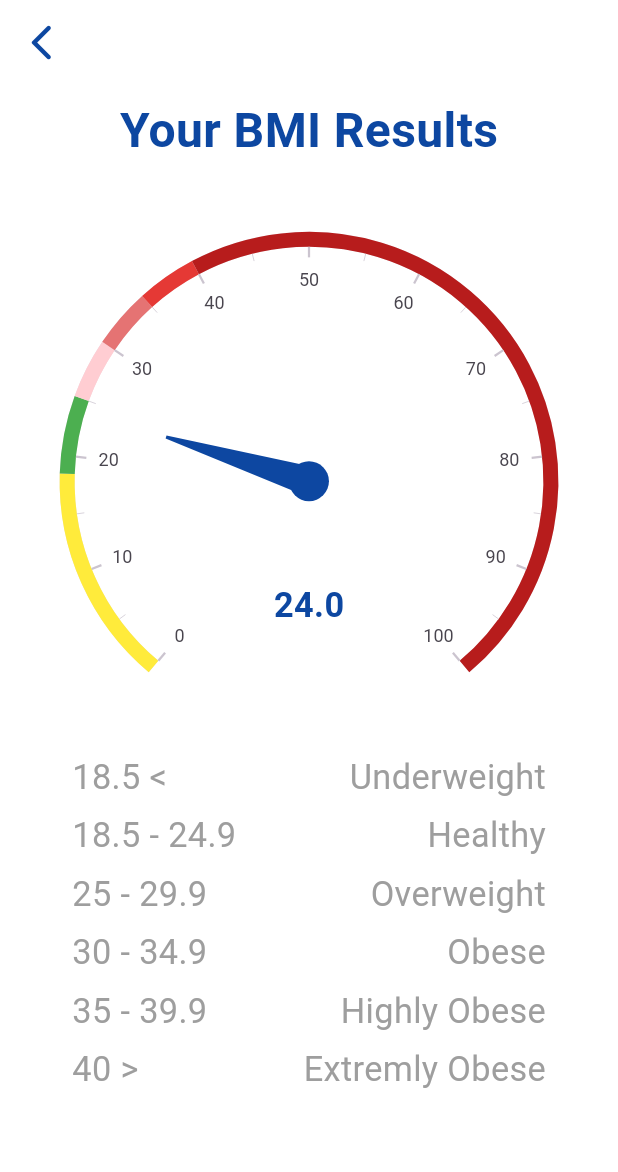
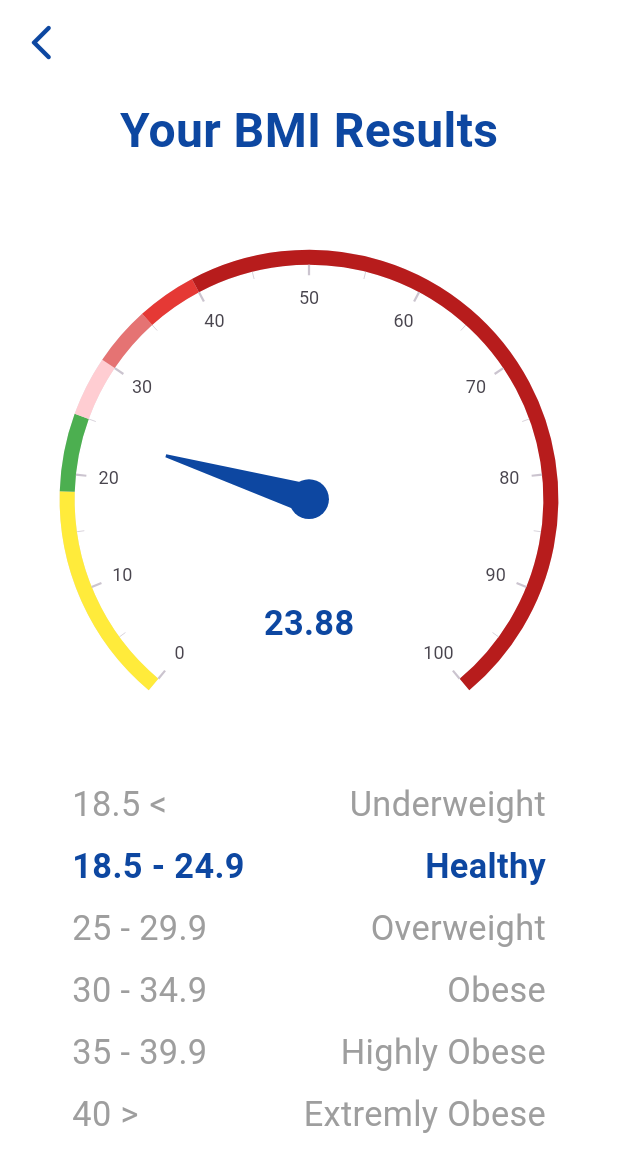
Before and after one commit to Habeba-Elhosary/BMI-Calculator, a Flutter app: the screen it shows after launch, after a tap on "Calculate", on a phone screen of 412 x 824 dp. Shown: the top 1172 px of the screen. Run offline on Flutter 3.47's test engine with Material 3 defaults, Android fonts, the phone set to English and light mode, and no system bars; drawn by our look-alikes of syncfusion_flutter_gauges; our stand-ins replace flutter_screenutil, google_fonts, syncfusion_flutter_sliders, toggle_switch; missing offline and left inert: syncfusion_flutter_core.

Commit message:
Finished Logic

```diff
--- a/lib/Widgets/gauge.dart
+++ b/lib/Widgets/gauge.dart
@@ -10,11 +10,12 @@ class GaugeWidget extends StatelessWidget {
   @override
   Widget build(BuildContext context) {
     return SfRadialGauge(
-      // enableLoadingAnimation: true,
+      enableLoadingAnimation: true,
       axes: <RadialAxis>[
         RadialAxis(minimum: 0, maximum: 100, ranges: <GaugeRange>[
           GaugeRange(startValue: 0, endValue: 18.5, color: Colors.yellow),
-          GaugeRange(startValue: 18.5, endValue: 25, color: Colors.green),
+          GaugeRange(
+              startValue: 18.5, endValue: 25, color: Colors.green.shade500),
           GaugeRange(startValue: 25, endValue: 30, color: Colors.red.shade100),
           GaugeRange(startValue: 30, endValue: 35, color: Colors.red.shade300),
           GaugeRange(startValue: 35, endValue: 40, color: Colors.red.shade600),
--- a/lib/Widgets/ranges.dart
+++ b/lib/Widgets/ranges.dart
@@ -1,99 +1,145 @@
-import 'package:bmi_calculator/constants/text_style.dart';
+// ignore_for_file: public_member_api_docs, sort_constructors_first
 import 'package:flutter/material.dart';
 import 'package:flutter_screenutil/flutter_screenutil.dart';
 
-class RangesWidget extends StatelessWidget {
-  const RangesWidget({super.key});
+import 'package:bmi_calculator/constants/text_style.dart';
 
+// ignore: must_be_immutable
+class RangesWidget extends StatefulWidget {
+  int selectedRow;
+  RangesWidget({
+    super.key,
+    required this.selectedRow,
+  });
+
+  @override
+  State<RangesWidget> createState() => _RangesWidgetState();
+}
+
+class _RangesWidgetState extends State<RangesWidget> {
   @override
   Widget build(BuildContext context) {
     return Padding(
       padding: EdgeInsets.symmetric(horizontal: 35.w),
       child: Column(
         children: [
-          Row(
-            children: [
-              Text(
-                "18.5 <",
-                style: TextStyles.bodyText,
-              ),
-              const Spacer(),
-              Text(
-                "Underweight",
-                style: TextStyles.bodyText,
-              )
-            ],
-          ),
-          SizedBox(height: 5.h),
-          Row(
-            children: [
-              Text(
-                "18.5 - 24.9",
-                style: TextStyles.bodyText,
-              ),
-              const Spacer(),
-              Text(
-                "Healthy",
-                style: TextStyles.bodyText,
-              )
-            ],
-          ),
-          SizedBox(height: 5.h),
-          Row(
-            children: [
-              Text(
-                "25 - 29.9",
-                style: TextStyles.bodyText,
-              ),
-              const Spacer(),
-              Text(
-                "Overweight",
-                style: TextStyles.bodyText,
-              )
-            ],
-          ),
-          SizedBox(height: 5.h),
-          Row(
-            children: [
-              Text(
-                "30 - 34.9",
-                style: TextStyles.bodyText,
-              ),
-              const Spacer(),
-              Text(
-                "Obese",
-                style: TextStyles.bodyText,
-              )
-            ],
-          ),
-          SizedBox(height: 5.h),
-          Row(
-            children: [
-              Text(
-                "35 - 39.9",
-                style: TextStyles.bodyText,
-              ),
-              const Spacer(),
-              Text(
-                "Highly Obese",
-                style: TextStyles.bodyText,
-              )
-            ],
-          ),
-          SizedBox(height: 5.h),
-          Row(
-            children: [
-              Text(
-                "40 >",
-                style: TextStyles.bodyText,
-              ),
-              const Spacer(),
-              Text(
-                "Extremly Obese",
-                style: TextStyles.bodyText,
-              )
-            ],
-          ),
+          buildSelectableRow(0, '18.5 <', 'Underweight'),
+          SizedBox(height: 7.h),
+          buildSelectableRow(1, '18.5 - 24.9', 'Healthy'),
+          SizedBox(height: 7.h),
+          buildSelectableRow(2, '25 - 29.9', 'Overweight'),
+          SizedBox(height: 7.h),
+          buildSelectableRow(3, '30 - 34.9', 'Obese'),
+          SizedBox(height: 7.h),
+          buildSelectableRow(4, '35 - 39.9', 'Highly Obese'),
+          SizedBox(height: 7.h),
+          buildSelectableRow(5, '40 >', 'Extremly Obese'),
+          // Row(
+          //   children: [
+          //     Text(
+          //       "18.5 <",
+          //       style: TextStyles.bodyText,
+          //     ),
+          //     const Spacer(),
+          //     Text(
+          //       "Underweight",
+          //       style: TextStyles.bodyText,
+          //     )
+          //   ],
+          // ),
+          // SizedBox(height: 5.h),
+          // Row(
+          //   children: [
+          //     Text(
+          //       "18.5 - 24.9",
+          //       style: TextStyles.bodyText,
+          //     ),
+          //     const Spacer(),
+          //     Text(
+          //       "Healthy",
+          //       style: TextStyles.bodyText,
+          //     )
+          //   ],
+          // ),
+          // SizedBox(height: 5.h),
+          // Row(
+          //   children: [
+          //     Text(
+          //       "25 - 29.9",
+          //       style: TextStyles.bodyText,
+          //     ),
+          //     const Spacer(),
+          //     Text(
+          //       "Overweight",
+          //       style: TextStyles.bodyText,
+          //     )
+          //   ],
+          // ),
+          // SizedBox(height: 5.h),
+          // Row(
+          //   children: [
+          //     Text(
+          //       "30 - 34.9",
+          //       style: TextStyles.bodyText,
+          //     ),
+          //     const Spacer(),
+          //     Text(
+          //       "Obese",
+          //       style: TextStyles.bodyText,
+          //     )
+          //   ],
+          // ),
+          // SizedBox(height: 5.h),
+          // Row(
+          //   children: [
+          //     Text(
+          //       "35 - 39.9",
+          //       style: TextStyles.bodyText,
+          //     ),
+          //     const Spacer(),
+          //     Text(
+          //       "Highly Obese",
+          //       style: TextStyles.bodyText,
+          //     )
+          //   ],
+          // ),
+          // SizedBox(height: 5.h),
+          // Row(
+          // children: [
+          //   Text(
+          //     "40 >",
+          //     style: TextStyles.bodyText,
+          //   ),
+          //   const Spacer(),
+          //   Text(
+          //     "Extremly Obese",
+          //     style: TextStyles.bodyText,
+          //   )
+          //   ],
+          // ),
+        ],
+      ),
+    );
+  }
+
+//**************************************************************************************************
+
+  Widget buildSelectableRow(int index, String leftText, String rightText) {
+    bool isSelected = widget.selectedRow == index;
+
+    return InkWell(
+      onTap: () {
+        setState(() {
+          widget.selectedRow = isSelected ? -1 : index;
+        });
+      },
+      child: Row(
+        children: [
+          Text(leftText,
+              style: isSelected ? TextStyles.headLine2 : TextStyles.bodyText),
+          const Spacer(),
+          Text(rightText,
+              style: isSelected ? TextStyles.headLine2 : TextStyles.bodyText),
         ],
       ),
     );
--- a/lib/Widgets/slider.dart
+++ b/lib/Widgets/slider.dart
@@ -1,10 +1,8 @@
 import 'package:bmi_calculator/constants/text_style.dart';
 import 'package:flutter_screenutil/flutter_screenutil.dart';
 import "package:syncfusion_flutter_sliders/sliders.dart";
-import 'package:flutter/foundation.dart';
 import 'package:flutter/material.dart';
 import 'package:syncfusion_flutter_core/theme.dart';
-
 import 'package:bmi_calculator/constants/colors.dart';
 
 // ignore: must_be_immutable
@@ -13,7 +11,8 @@ class SFSliderWidget extends StatefulWidget {
   final String unit;
   final int minValue;
   final int maxValue;
-  int measuredValue;
+  double measuredValue;
+  final void Function(dynamic) onChangedFunction;
   SFSliderWidget({
     super.key,
     required this.minValue,
@@ -21,6 +20,7 @@ class SFSliderWidget extends StatefulWidget {
     required this.measuredValue,
     required this.title,
     required this.unit,
+    required this.onChangedFunction,
   });
 
   @override
@@ -42,7 +42,7 @@ class _SFSliderWidgetState extends State<SFSliderWidget> {
                 style: TextStyles.bodyText,
               ),
               Text(
-                "${widget.measuredValue} ",
+                "${widget.measuredValue.toInt()} ",
                 style: TextStyles.headLine,
               ),
               Text(
@@ -66,14 +66,7 @@ class _SFSliderWidgetState extends State<SFSliderWidget> {
               min: widget.minValue,
               max: widget.maxValue,
               value: widget.measuredValue,
-              onChanged: (value) {
-                setState(() {
-                  widget.measuredValue = value.toInt();
-                });
-                if (kDebugMode) {
-                  print(widget.measuredValue);
-                }
-              },
+              onChanged: widget.onChangedFunction,
               showTicks: true,
               showLabels: true,
               interval: 10,
--- a/lib/logic/bmi_brain.dart
+++ b/lib/logic/bmi_brain.dart
@@ -1,41 +1,30 @@
 import 'dart:math';
 
 class Calculation {
-  final int height;
-  final int weight;
+  final double height;
+  final double weight;
   Calculation({required this.height, required this.weight});
 
   double result() {
-    var res = (weight / pow(height / 100, 2));
-    return res.roundToDouble();
+    double res =
+        double.parse((weight / pow(height / 100, 2)).toStringAsFixed(2));
+    return res;
   }
 
-  // String getText() {
-  //   if (_bmi >= 25) {
-  //     return 'OVERWEIGHT';
-  //   } else if (_bmi > 18.5) {
-  //     return 'NORMAL';
-  //   } else {
-  //     return 'UNDERWEIGHT';
-  //   }
-  // }
-  // Color _textColor = Color(0xFF24D876);
-
-  // String getAdvise() {
-  //   if (_bmi >= 25) {
-  //     return 'You have a more than normal body weight.\n Try to do more Exercise';
-  //   } else if (_bmi > 18.5) {
-  //     return 'You have a normal body weight.\nGood job!';
-  //   } else {
-  //     return 'You have a lower than normal body weight.\n Try to eat more';
-  //   }
-  // }
-
-  // Color getTextColor() {
-  //   if (_bmi >= 25 || _bmi <= 18.5) {
-  //     return Colors.deepOrangeAccent;
-  //   } else {
-  //     return Color(0xFF24D876);
-  //   }
-  // }
+  int getTextColor() {
+    if (result() >= 0 && result() < 18.5) {
+      return 0;
+    } else if (result() >= 18.5 && result() <= 24.9) {
+      return 1;
+    } else if (result() >= 25 && result() <= 29.9) {
+      return 2;
+    } else if (result() >= 30 && result() <= 34.9) {
+      return 3;
+    } else if (result() >= 35 && result() <= 39.9) {
+      return 4;
+    } else if (result() >= 40 && result() <= 100) {
+      return 5;
+    }
+    return -1;
+  }
 }
--- a/lib/view/home_screen.dart
+++ b/lib/view/home_screen.dart
@@ -8,13 +8,20 @@ import 'package:flutter/cupertino.dart';
 import 'package:flutter/material.dart';
 import 'package:flutter_screenutil/flutter_screenutil.dart';
 
-class HomeScreen extends StatelessWidget {
+class HomeScreen extends StatefulWidget {
   const HomeScreen({super.key});
 
   @override
+  // ignore: library_private_types_in_public_api
+  _HomeScreenState createState() => _HomeScreenState();
+}
+
+class _HomeScreenState extends State<HomeScreen> {
+  double height = 165;
+  double weight = 65;
+
+  @override
   Widget build(BuildContext context) {
-    int height = 165;
-    int weight = 65;
     return Scaffold(
       appBar: AppBar(),
       body: SingleChildScrollView(
@@ -35,15 +42,24 @@ class HomeScreen extends StatelessWidget {
                   title: 'Height',
                   unit: 'CM',
                   measuredValue: height,
+                  onChangedFunction: (value) {
+                    setState(() {
+                      height = value;
+                    });
+                  },
                 ),
                 SizedBox(height: 50.h),
-                //
                 SFSliderWidget(
                   minValue: 40,
                   maxValue: 130,
                   title: 'Weight',
                   unit: 'KG',
                   measuredValue: weight,
+                  onChangedFunction: (value) {
+                    setState(() {
+                      weight = value;
+                    });
+                  },
                 ),
                 SizedBox(height: 100.h),
                 InkWell(
@@ -53,22 +69,23 @@ class HomeScreen extends StatelessWidget {
                     Navigator.push(
                       context,
                       CupertinoPageRoute(
-                          builder: (context) => ResultsScreen(
-                                result: calc.result(),
-                              )),
+                        builder: (context) => ResultsScreen(
+                          result: calc.result(), indexOfRow: calc.getTextColor(),
+                        ),
+                      ),
                     );
-                    print("الطوولللل${calc.height}");
-                    print("الوزززن${calc.weight}");
-                    print("${calc.result()}الحقونااااااي");
                   },
                   child: Container(
                     padding: const EdgeInsets.symmetric(
                         horizontal: 60, vertical: 10),
                     decoration: BoxDecoration(
-                        color: MyColors.myBlue,
-                        borderRadius: BorderRadius.circular(20.r)),
-                    child: Text("Calculate",
-                        style: TextStyles.whiting(TextStyles.bodyText)),
+                      color: MyColors.myBlue,
+                      borderRadius: BorderRadius.circular(20.r),
+                    ),
+                    child: Text(
+                      "Calculate",
+                      style: TextStyles.whiting(TextStyles.bodyText),
+                    ),
                   ),
                 ),
               ],
--- a/lib/view/results_screen.dart
+++ b/lib/view/results_screen.dart
@@ -7,7 +7,9 @@ import 'package:flutter_screenutil/flutter_screenutil.dart';
 
 class ResultsScreen extends StatelessWidget {
   final double result;
-  const ResultsScreen({super.key, required this.result});
+  final int indexOfRow;
+  const ResultsScreen(
+      {super.key, required this.result, required this.indexOfRow});
 
   @override
   Widget build(BuildContext context) {
@@ -36,10 +38,10 @@ class ResultsScreen extends StatelessWidget {
                   "Your BMI Results",
                   style: TextStyles.headLine,
                 ),
-                SizedBox(height: 30.h),
+                SizedBox(height: 40.h),
                 GaugeWidget(bmiVal: result),
-                SizedBox(height: 5.h),
-                const RangesWidget(),
+                SizedBox(height: 10.h),
+                RangesWidget(selectedRow: indexOfRow),
               ],
             ),
           ),
```
